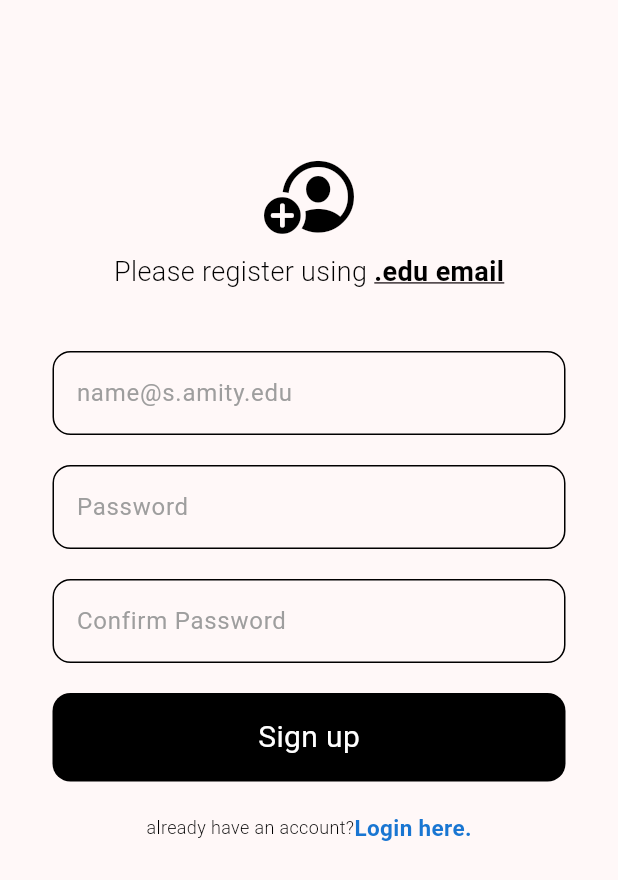
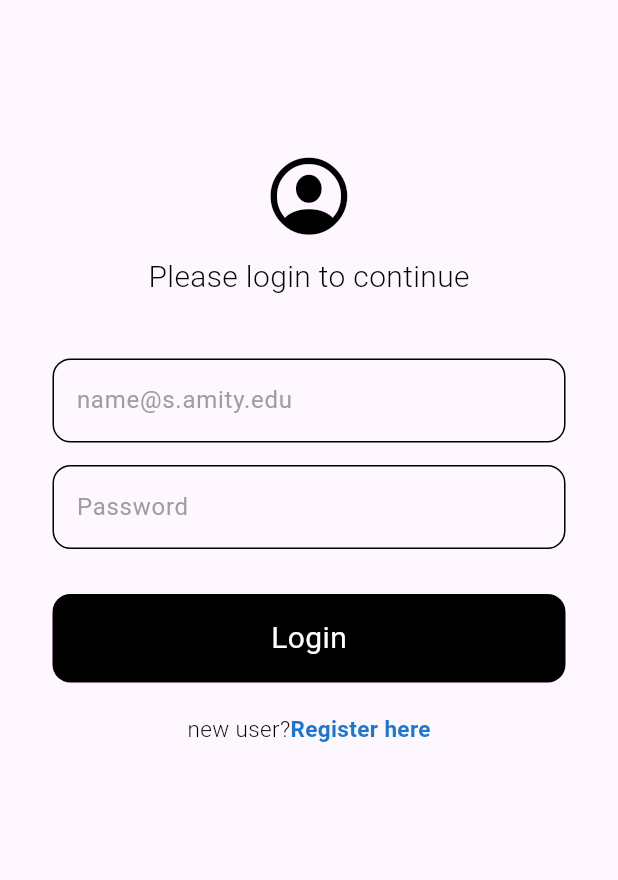
Before and after one commit to shwetankshivam/edu-Update-App, a Flutter app: the screen it shows after launch, on a phone screen of 412 x 824 dp. Shown: the top 880 px of the screen. Run offline on Flutter 3.47's test engine with Material 3 defaults, Android fonts, the phone set to English and light mode, and no system bars; our stand-ins replace firebase_auth, firebase_core; accounts and stored records are empty.

Commit message:
connected to backened, authentication system, user can sign in to the app

```diff
--- /dev/null
+++ b/lib/auth/auth.dart
@@ -0,0 +1,29 @@
+import 'package:firebase_auth/firebase_auth.dart';
+import 'package:firebase_core/firebase_core.dart';
+import 'package:flutter/material.dart';
+import 'package:update/auth/login_or_register.dart';
+import 'package:update/utils/Homepage.dart';
+
+class AuthPage extends StatelessWidget {
+  const AuthPage({super.key});
+
+  @override
+  Widget build(BuildContext context) {
+    return Scaffold(
+      body: StreamBuilder(
+        stream: FirebaseAuth.instance.authStateChanges(),
+        // Initialize FlutterFire
+
+        builder: (context, snapshot) {
+          //user is logged in
+          if (snapshot.hasData) {
+            return const Homepage();
+          } else {
+            //not logged in
+            return const LoginOrRegister();
+          }
+        },
+      ),
+    );
+  }
+}
--- /dev/null
+++ b/lib/auth/login_or_register.dart
@@ -0,0 +1,33 @@
+import 'package:flutter/material.dart';
+import 'package:update/login.dart';
+import 'package:update/register.dart';
+
+class LoginOrRegister extends StatefulWidget {
+  const LoginOrRegister({super.key});
+
+  @override
+  State<LoginOrRegister> createState() => _LoginOrRegisterState();
+}
+
+class _LoginOrRegisterState extends State<LoginOrRegister> {
+  //initialize login page
+
+  bool showLoginPage = true;
+
+//toggle b/w login and register page
+
+  void togglePages() {
+    setState(() {
+      showLoginPage = !showLoginPage;
+    });
+  }
+
+  @override
+  Widget build(BuildContext context) {
+    if (showLoginPage) {
+      return Login(onTap: togglePages);
+    } else {
+      return Register(onTap: togglePages);
+    }
+  }
+}
--- a/lib/login.dart
+++ b/lib/login.dart
@@ -1,10 +1,13 @@
+import 'package:firebase_auth/firebase_auth.dart';
+import 'package:firebase_core/firebase_core.dart';
 import 'package:flutter/cupertino.dart';
 import 'package:flutter/material.dart';
 import 'package:update/utils/MyButton.dart';
 import 'package:update/utils/TextField.dart';
 
 class Login extends StatefulWidget {
-  const Login({super.key});
+  final Function()? onTap;
+  const Login({super.key, required this.onTap});
 
   @override
   State<Login> createState() => _LoginState();
@@ -13,6 +16,11 @@ class Login extends StatefulWidget {
 class _LoginState extends State<Login> {
   final emailTextController = TextEditingController();
   final passwordTextController = TextEditingController();
+
+  void signIn() async {
+    await FirebaseAuth.instance.signInWithEmailAndPassword(
+        email: emailTextController.text, password: passwordTextController.text);
+  }
 
   @override
   Widget build(BuildContext context) {
@@ -61,9 +69,13 @@ class _LoginState extends State<Login> {
                     obsecureText: true,
                     hintText: "Password"),
                 const SizedBox(height: 30),
+
                 //sign in button
 
-                MyButton(text: "Login", ontap: () {}),
+                MyButton(
+                  text: "Login",
+                  onTap: signIn,
+                ),
                 const SizedBox(height: 20),
 
                 //register page
@@ -77,12 +89,15 @@ class _LoginState extends State<Login> {
                           fontSize: 15,
                           fontWeight: FontWeight.w300),
                     ),
-                    Text(
-                      'Register here',
-                      style: TextStyle(
-                          color: Colors.blue.shade700,
-                          fontWeight: FontWeight.bold,
-                          fontSize: 15),
+                    GestureDetector(
+                      onTap: widget.onTap,
+                      child: Text(
+                        'Register here',
+                        style: TextStyle(
+                            color: Colors.blue.shade700,
+                            fontWeight: FontWeight.bold,
+                            fontSize: 15),
+                      ),
                     ),
                   ],
                 ),
--- a/lib/main.dart
+++ b/lib/main.dart
@@ -1,9 +1,15 @@
+import 'package:firebase_core/firebase_core.dart';
 import 'package:flutter/material.dart';
-import 'package:update/login.dart';
-// ignore: unused_import
-import 'package:update/register.dart';
+import 'package:update/auth/auth.dart';
+import 'package:update/auth/login_or_register.dart';
+import 'package:update/utils/Homepage.dart';
+import 'firebase_options.dart';
 
-void main() {
+void main() async {
+  WidgetsFlutterBinding.ensureInitialized();
+  await Firebase.initializeApp(
+    options: DefaultFirebaseOptions.currentPlatform,
+  );
   runApp(const MyApp());
 }
 
@@ -13,15 +19,10 @@ class MyApp extends StatelessWidget {
   // This widget is the root of your application.
   @override
   Widget build(BuildContext context) {
-    return MaterialApp(
+    return const MaterialApp(
       title: 'Flutter Demo',
       debugShowCheckedModeBanner: false,
-      theme: ThemeData(
-        colorScheme:
-            ColorScheme.fromSeed(seedColor: const Color.fromARGB(255, 0, 0, 0)),
-        useMaterial3: true,
-      ),
-      home: const Register(),
+      home: AuthPage(),
     );
   }
 }
--- a/lib/register.dart
+++ b/lib/register.dart
@@ -4,7 +4,8 @@ import 'package:update/utils/MyButton.dart';
 import 'package:update/utils/TextField.dart';
 
 class Register extends StatefulWidget {
-  const Register({super.key});
+  final Function()? onTap;
+  const Register({super.key, required this.onTap});
 
   @override
   State<Register> createState() => _RegisterState();
@@ -83,7 +84,7 @@ class _RegisterState extends State<Register> {
                 const SizedBox(height: 20),
                 //sign in button
 
-                MyButton(text: "Sign up", ontap: () {}),
+                MyButton(text: "Sign up", onTap: () {}),
                 const SizedBox(height: 20),
 
                 //register page
@@ -97,12 +98,16 @@ class _RegisterState extends State<Register> {
                           fontSize: 12,
                           fontWeight: FontWeight.w300),
                     ),
-                    Text(
-                      'Login here.',
-                      style: TextStyle(
+                    GestureDetector(
+                      onTap: widget.onTap,
+                      child: Text(
+                        'Login here.',
+                        style: TextStyle(
                           color: Colors.blue.shade700,
                           fontWeight: FontWeight.bold,
-                          fontSize: 15),
+                          fontSize: 15,
+                        ),
+                      ),
                     ),
                   ],
                 ),
--- a/lib/utils/MyButton.dart
+++ b/lib/utils/MyButton.dart
@@ -2,13 +2,15 @@ import 'package:flutter/material.dart';
 
 class MyButton extends StatelessWidget {
   final String text;
-  final Function()? ontap;
+  final Function()? onTap;
 
-  const MyButton({super.key, required this.text, required this.ontap});
+  const MyButton({super.key, required this.text, required this.onTap});
 
   @override
   Widget build(BuildContext context) {
-    return Container(
+    return GestureDetector(
+      onTap: onTap,
+      child: Container(
         padding: EdgeInsets.all(15),
         decoration: BoxDecoration(
             color: Colors.black, borderRadius: BorderRadius.circular(12)),
@@ -17,6 +19,7 @@ class MyButton extends StatelessWidget {
           text,
           style: TextStyle(color: Colors.white, fontSize: 20),
         )),
+      ),
     );
   }
 }
--- a/pubspec.yaml
+++ b/pubspec.yaml
@@ -36,6 +36,8 @@ dependencies:
   # Use with the CupertinoIcons class for iOS style icons.
   cupertino_icons: ^1.0.6
   google_fonts: ^6.2.1
+  firebase_core: ^3.1.1
+  firebase_auth: ^5.1.1
 
 dev_dependencies:
   flutter_test:
```
Also changed, not shown: lib/utils/Homepage.dart (added, +19 -0 lines), firebase.json (added), lib/firebase_options.dart (added), pubspec.lock, 11 other files. Lines whose indentation alone changed are shown as unchanged.
